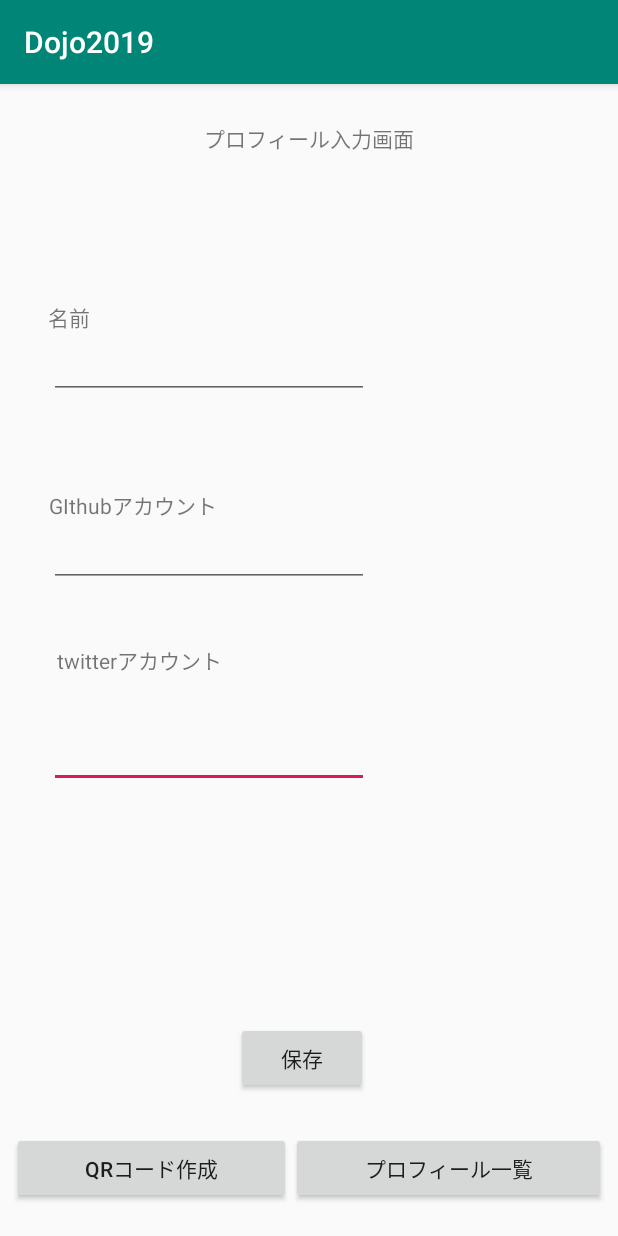
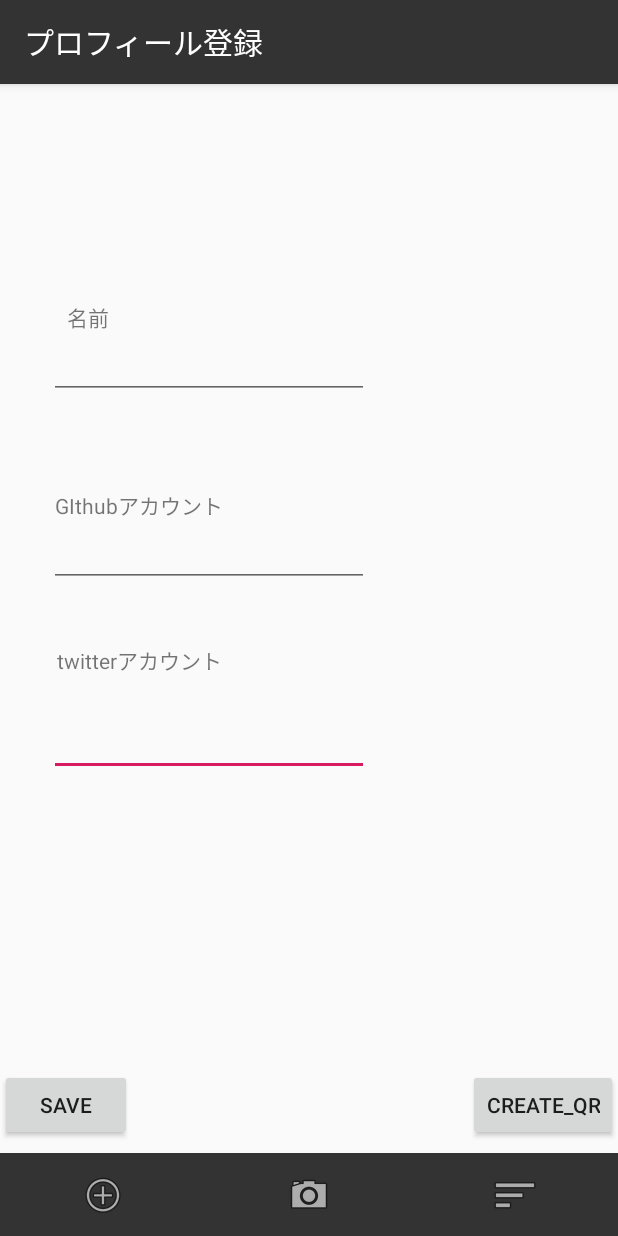
Before and after one commit to ShogoNakamura21/19dojo_and-master, an Android app: the screen it shows after launch (MainActivity), on a phone screen of 412 x 824 dp. Run offline under Robolectric (Android 15) with nearby library versions, the phone set to English and light mode, and no system bars.

```diff
--- a/app/build.gradle
+++ b/app/build.gradle
@@ -36,6 +36,7 @@ dependencies {
 
     def room_version = "2.2.0-alpha01"
     implementation "androidx.room:room-runtime:$room_version"
+    implementation 'androidx.legacy:legacy-support-v4:1.0.0'
     kapt "androidx.room:room-compiler:$room_version" // For Kotlin use kapt instead of annotationProcessor
     // optional - Kotlin Extensions and Coroutines support for Room
     implementation "androidx.room:room-ktx:$room_version"
--- a/app/src/main/java/jp/co/cyberagent/dojo2019/MainActivity.kt
+++ b/app/src/main/java/jp/co/cyberagent/dojo2019/MainActivity.kt
@@ -3,29 +3,22 @@ package jp.co.cyberagent.dojo2019
 import android.content.Context
 import android.content.Intent
 import android.content.SharedPreferences
-import android.net.Uri
 import androidx.appcompat.app.AppCompatActivity
 import android.os.Bundle
 import android.widget.Button
 import android.widget.EditText
 import android.widget.Toast
 import androidx.appcompat.app.AlertDialog
+import com.google.zxing.integration.android.IntentIntegrator
 import kotlinx.android.synthetic.main.activity_main.*
+import kotlinx.android.synthetic.main.activity_main.qr_camera
+import kotlinx.android.synthetic.main.activity_main.button_profile
 
 class MainActivity : AppCompatActivity() {
 
     override fun onCreate(savedInstanceState: Bundle?) {
         super.onCreate(savedInstanceState)
         setContentView(R.layout.activity_main)
-
-
-
-//        Uri uri = Uri.parse("ca-tech://dojo")
-////        val i = Intent(Intent.ACTION_VIEW, uri)
-////// アプリが見つからなければ、ActivityNotFoundException
-////        startActivity(i)
-
-
 
         val dataStore: SharedPreferences = getSharedPreferences("DataStore", Context.MODE_PRIVATE)//sharedpreのインスタンス生成
 
@@ -87,5 +80,10 @@ class MainActivity : AppCompatActivity() {
         }
 
 
+        qr_camera.setOnClickListener {
+            IntentIntegrator(this).initiateScan();
+        }
+
     }
+
 }
--- a/app/src/main/res/layout/activity_main.xml
+++ b/app/src/main/res/layout/activity_main.xml
@@ -6,16 +6,10 @@
     android:layout_height="match_parent"
     tools:context=".MainActivity">
     <TextView
-            android:text="@string/profile"
-            android:layout_width="wrap_content"
-            android:layout_height="wrap_content"
-            app:layout_constraintStart_toStartOf="parent" app:layout_constraintEnd_toEndOf="parent"
-            android:id="@+id/textView" app:layout_constraintTop_toTopOf="parent" android:layout_marginTop="25dp"/>
-    <TextView
             android:text="@string/profile_name"
             android:layout_width="wrap_content"
             android:layout_height="wrap_content"
-            app:layout_constraintStart_toStartOf="parent" android:layout_marginStart="16dp"
+            app:layout_constraintStart_toStartOf="@+id/editTextName" android:layout_marginStart="8dp"
             android:id="@+id/textView2" app:layout_constraintEnd_toEndOf="parent" android:layout_marginEnd="336dp"
             android:layout_marginTop="127dp" app:layout_constraintTop_toTopOf="parent"
             android:layout_marginBottom="585dp" app:layout_constraintBottom_toBottomOf="parent"/>
@@ -23,8 +17,8 @@
             android:text="@string/profile_git"
             android:layout_width="wrap_content"
             android:layout_height="wrap_content"
-            android:id="@+id/textView3" app:layout_constraintStart_toStartOf="parent"
-            android:layout_marginStart="32dp" app:layout_constraintEnd_toEndOf="parent"
+            android:id="@+id/textView3" app:layout_constraintStart_toStartOf="@+id/editTextGit"
+            android:layout_marginStart="8dp" app:layout_constraintEnd_toEndOf="parent"
             android:layout_marginEnd="267dp" android:layout_marginTop="95dp"
             app:layout_constraintTop_toBottomOf="@+id/textView2" android:layout_marginBottom="73dp"
             app:layout_constraintBottom_toTopOf="@+id/textView4"/>
@@ -45,18 +39,15 @@
             android:id="@+id/editTextTwi"
             app:layout_constraintStart_toStartOf="@+id/editTextGit"
             android:text="@string/profile_twitter_input"
-            android:layout_marginBottom="148dp"
-            app:layout_constraintBottom_toTopOf="@+id/button_save" android:layout_marginTop="21dp"
+            android:layout_marginTop="21dp"
             app:layout_constraintTop_toBottomOf="@+id/textView4" app:layout_constraintEnd_toEndOf="@+id/editTextGit"/>
     <Button
             android:text="@string/profile_button"
             android:layout_width="wrap_content"
             android:layout_height="wrap_content"
-            app:layout_constraintStart_toStartOf="parent" app:layout_constraintEnd_toEndOf="parent"
             android:id="@+id/button_save"
-            app:layout_constraintHorizontal_bias="0.486"
-            android:layout_marginBottom="25dp" app:layout_constraintBottom_toTopOf="@+id/linearLayout"
-    />
+            android:layout_marginBottom="8dp"
+            app:layout_constraintBottom_toTopOf="@+id/linearLayout3" app:layout_constraintStart_toStartOf="parent"/>
     <EditText
             android:layout_width="wrap_content"
             android:layout_height="wrap_content"
@@ -80,21 +71,32 @@
             app:layout_constraintBottom_toTopOf="@+id/textView4"
             app:layout_constraintStart_toStartOf="@+id/editTextName"
             app:layout_constraintEnd_toEndOf="@+id/editTextName"/>
+    <Button
+            android:text="@string/profile_button_centor"
+            android:layout_width="wrap_content"
+            android:layout_height="wrap_content" android:id="@+id/button_qr" android:layout_weight="1"
+            android:layout_marginBottom="8dp"
+            app:layout_constraintBottom_toTopOf="@+id/linearLayout3" app:layout_constraintEnd_toEndOf="parent"/>
     <LinearLayout
             android:orientation="horizontal"
-            android:layout_width="396dp"
-            android:layout_height="53dp"
-            android:id="@+id/linearLayout"
-            android:layout_marginBottom="16dp" app:layout_constraintEnd_toEndOf="parent"
+            android:layout_width="0dp"
+            android:layout_height="wrap_content" app:layout_constraintEnd_toEndOf="parent"
             app:layout_constraintStart_toStartOf="parent" app:layout_constraintBottom_toBottomOf="parent"
-    >
-        <Button
-                android:text="@string/profile_button_centor"
+            android:id="@+id/linearLayout3">
+        <ImageButton
                 android:layout_width="wrap_content"
-                android:layout_height="wrap_content" android:id="@+id/button_qr" android:layout_weight="1"/>
-        <Button
-                android:text="@string/profile_button_right"
+                android:layout_height="55dp" app:srcCompat="@android:drawable/ic_menu_add"
+                android:id="@+id/button_regist" android:background="#333333"
+                android:backgroundTint="#333333" android:layout_weight="1" tools:layout_editor_absoluteY="468dp"
+                tools:layout_editor_absoluteX="7dp"/>
+        <ImageButton
                 android:layout_width="wrap_content"
-                android:layout_height="wrap_content" android:id="@+id/button_profile" android:layout_weight="1"/>
+                android:layout_height="55dp" app:srcCompat="@android:drawable/ic_menu_camera"
+                android:id="@+id/qr_camera" android:layout_weight="1" android:visibility="visible"
+                android:background="#333333"/>
+        <ImageButton
+                android:layout_width="wrap_content"
+                android:layout_height="55dp" app:srcCompat="@android:drawable/ic_menu_sort_by_size"
+                android:id="@+id/button_profile" android:layout_weight="1" android:background="#333333"/>
     </LinearLayout>
 </androidx.constraintlayout.widget.ConstraintLayout>
--- a/app/src/main/res/layout/profile_cell.xml
+++ b/app/src/main/res/layout/profile_cell.xml
@@ -2,7 +2,8 @@
 <LinearLayout xmlns:android="http://schemas.android.com/apk/res/android"
               xmlns:app="http://schemas.android.com/apk/res-auto" android:orientation="vertical"
               android:layout_width="match_parent"
-              android:layout_height="wrap_content">
+              android:layout_height="wrap_content"
+              android:background = "@drawable/customborder">
 
     <TextView
             android:text="TextView"
--- a/app/src/main/res/values/colors.xml
+++ b/app/src/main/res/values/colors.xml
@@ -1,6 +1,6 @@
 <?xml version="1.0" encoding="utf-8"?>
 <resources>
-    <color name="colorPrimary">#008577</color>
+    <color name="colorPrimary">#333333</color><!--初期の色#008577　アクションバーの色-->
     <color name="colorPrimaryDark">#00574B</color>
     <color name="colorAccent">#D81B60</color>
 </resources>
--- a/app/src/main/res/values/strings.xml
+++ b/app/src/main/res/values/strings.xml
@@ -4,12 +4,15 @@
     <string name="profile_name">名前</string>
     <string name="profile_git">GIthubアカウント</string>
     <string name="profile_twitter">twitterアカウント</string>
-    <string name="profile_button">保存</string>
+    <string name="profile_button">save</string>
     <string name="profile_name_input">Nakamura Shogo</string>
     <string name="profile_git_input">ShogoNakamura21</string>
     <string name="profile_twitter_input">dmx42ranz</string>
     <string name="profile_button_left">プロフィール登録</string>
-    <string name="profile_button_centor">QRコード作成</string>
+    <string name="profile_button_centor">create_QR</string>
     <string name="profile_button_right">プロフィール一覧</string>
     <string name="QrRead">QRコード読み取り</string>
+
+    <!-- TODO: Remove or change this placeholder text -->
+    <string name="hello_blank_fragment">Hello blank fragment</string>
 </resources>
```
Also changed, not shown: app/src/main/AndroidManifest.xml (+4 -4 lines), app/src/main/java/jp/co/cyberagent/dojo2019/MainFragment.kt (added, +102 -0 lines), app/src/main/java/jp/co/cyberagent/dojo2019/ProfileActivity.kt (+21 -1 lines), app/src/main/java/jp/co/cyberagent/dojo2019/QRcodeActivity.kt (+4 -4 lines), app/src/main/res/drawable/customborder.xml (added, +11 -0 lines), app/src/main/res/layout/activity_profile.xml (+27 -4 lines), app/src/main/res/layout/activity_qrcode.xml (+23 -22 lines), app/src/main/res/layout/fragment_main.xml (added, +14 -0 lines).
